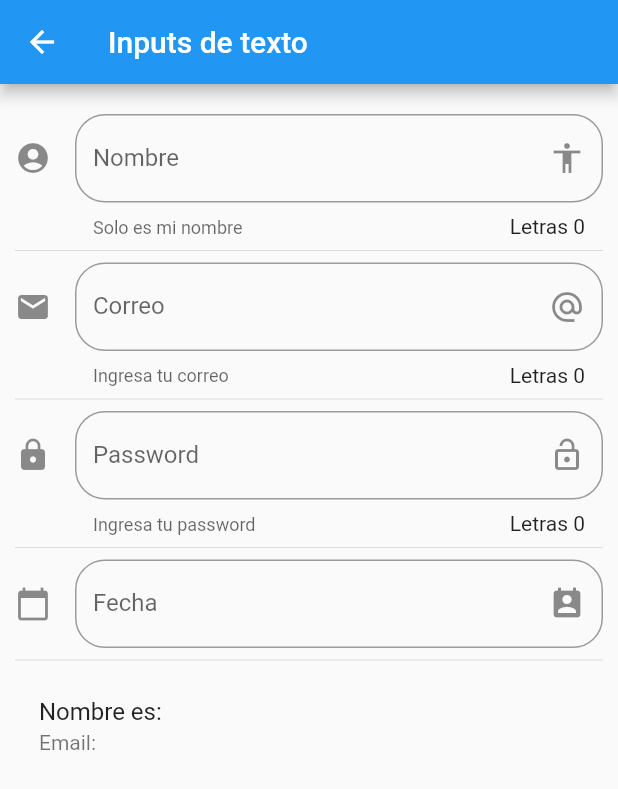
After one commit to Jorgelg13/Componentes, a Flutter app: the screen it shows after launch, after a tap on "Inputs - Container", on a phone screen of 412 x 824 dp. The commit adds this screen. Shown: the top 789 px of the screen. Run offline on Flutter 3.47's test engine with Material 2 defaults, Android fonts, the phone set to English and light mode, and no system bars; network calls fail.

Commit message:
agregando formulario con inputs

```diff
--- a/data/menu.json
+++ b/data/menu.json
@@ -15,6 +15,16 @@
             "ruta" : "card",
             "icon" : "folder_open",
             "texto": "Cards - Tarjetas"
+        },
+        {
+            "ruta" : "animatedContainer",
+            "icon" : "donut_large",
+            "texto": "Animated - Container"
+        },
+        {
+            "ruta" : "inputs",
+            "icon" : "input",
+            "texto": "Inputs - Container"
         }
     ]
 }
--- a/lib/main.dart
+++ b/lib/main.dart
@@ -1,4 +1,5 @@
 import 'package:flutter/material.dart';
+import 'package:flutter_localizations/flutter_localizations.dart';
 //import 'package:componentes/src/pages/home_page.dart';
 import 'package:componentes/src/pages/alert_page.dart';
 //import 'package:componentes/src/pages/avatar.dart';
@@ -10,16 +11,27 @@ class MyApp extends StatelessWidget {
   @override
   Widget build(BuildContext context) {
     return MaterialApp(
+      localizationsDelegates: [
+        // ... app-specific localization delegate[s] here
+        GlobalMaterialLocalizations.delegate,
+        GlobalWidgetsLocalizations.delegate,
+      ],
+      supportedLocales: [
+        const Locale('en','US'), // English
+        const Locale('es','ES'), // Español
+        const Locale.fromSubtags(
+            languageCode: 'zh'), // Chinese *See Advanced Locales below*
+        // ... other locales the app supports
+      ],
       debugShowCheckedModeBanner: false,
       title: 'Material App',
       //home: HomePage(),
       initialRoute: '/',
       routes: getApplicationsRoutes(),
-      onGenerateRoute: (RouteSettings settings){
-         return MaterialPageRoute(
-           builder: (BuildContext context) => AlertPage()
-         );
-      } ,
+      onGenerateRoute: (RouteSettings settings) {
+        return MaterialPageRoute(
+            builder: (BuildContext context) => AlertPage());
+      },
     );
   }
 }
--- /dev/null
+++ b/lib/src/pages/input_page.dart
@@ -0,0 +1,136 @@
+import 'package:flutter/material.dart';
+
+class InputPage extends StatefulWidget {
+  @override
+  _InputPageState createState() => _InputPageState();
+}
+
+class _InputPageState extends State<InputPage> {
+
+  String _nombre = "";
+  String _email = "";
+  String _fecha ="";
+  TextEditingController _inputFieldDate = new TextEditingController();
+
+  @override
+  Widget build(BuildContext context) {
+    return Scaffold(
+      appBar: AppBar(
+        title: Text('Inputs de texto'),
+      ),
+      body: ListView(
+        padding: EdgeInsets.symmetric(horizontal: 10.0, vertical: 20.0),
+        children: <Widget>[
+          _crearInput(),
+          Divider(),
+          _crearEmail(),
+          Divider(),
+          _crearePassword(),
+          Divider(),
+          _crearFecha(context),
+          Divider(),
+          _crearPersona(),
+        ],
+      ),
+    );
+  }
+
+  _crearInput() {
+    return TextField(
+      //autofocus: true,
+      textCapitalization: TextCapitalization.sentences,
+      decoration: InputDecoration(
+          border: OutlineInputBorder(borderRadius: BorderRadius.circular(20.0)),
+          counter: Text('Letras ${_nombre.length}'),
+          hintText: 'Nombre de la persona',
+          labelText: 'Nombre',
+          helperText: 'Solo es mi nombre',
+          suffixIcon: Icon(Icons.accessibility),
+          icon: Icon(Icons.account_circle)),
+      onChanged: (valor) {
+        setState(() {
+          _nombre = valor;
+        });
+      },
+    );
+  }
+
+  Widget _crearEmail() {
+    return TextField(
+      keyboardType: TextInputType.emailAddress,
+      decoration: InputDecoration(
+          border: OutlineInputBorder(borderRadius: BorderRadius.circular(20.0)),
+          counter: Text('Letras ${_nombre.length}'),
+          hintText: 'Correo Electronico',
+          labelText: 'Correo',
+          helperText: 'Ingresa tu correo',
+          suffixIcon: Icon(Icons.alternate_email),
+          icon: Icon(Icons.email)),
+      onChanged: (valor) {
+        setState(() {
+          _email = valor;
+        });
+      },
+    );
+  }
+
+  Widget _crearPersona() {
+    return ListTile(
+      title: Text('Nombre es: $_nombre'),
+      subtitle: Text('Email: $_email'),
+    );
+  }
+
+  Widget _crearePassword() {
+    return TextField(
+      obscureText: true,
+      decoration: InputDecoration(
+          border: OutlineInputBorder(borderRadius: BorderRadius.circular(20.0)),
+          counter: Text('Letras ${_nombre.length}'),
+          hintText: 'Password',
+          labelText: 'Password',
+          helperText: 'Ingresa tu password',
+          suffixIcon: Icon(Icons.lock_open),
+          icon: Icon(Icons.lock)),
+      onChanged: (valor) {
+        setState(() {
+          _email = valor;
+        });
+      },
+    );
+  }
+
+ Widget _crearFecha(BuildContext context) {
+    return TextField(
+      enableInteractiveSelection: false,
+      controller: _inputFieldDate,
+      decoration: InputDecoration(
+          border: OutlineInputBorder(borderRadius: BorderRadius.circular(20.0)),
+          hintText: 'Fecha de nacimiento',
+          labelText: 'Fecha',
+          suffixIcon: Icon(Icons.perm_contact_calendar),
+          icon: Icon(Icons.calendar_today)),
+          onTap: (){
+            FocusScope.of(context).requestFocus(new FocusNode());
+            _selectDate(context);
+          },
+    );
+  }
+
+  _selectDate(BuildContext context) async{
+    DateTime picked = await showDatePicker(
+      context: context,
+      initialDate: new DateTime.now(),
+      firstDate: new DateTime(2018),
+      lastDate: new DateTime(2025),
+      locale: Locale('es', 'ES')
+    );
+
+    if(picked != null){
+      setState(() {
+        _fecha = picked.toString();
+        _inputFieldDate.text = _fecha;
+      });
+    }
+  }
+}
--- a/lib/src/routes/routes.dart
+++ b/lib/src/routes/routes.dart
@@ -1,8 +1,10 @@
+import 'package:componentes/src/pages/input_page.dart';
 import 'package:flutter/material.dart';
 import 'package:componentes/src/pages/alert_page.dart';
 import 'package:componentes/src/pages/avatar.dart';
 import 'package:componentes/src/pages/home_page.dart';
 import 'package:componentes/src/pages/card_page.dart';
+import 'package:componentes/src/pages/animated_page.dart';
 
 
 Map<String, WidgetBuilder> getApplicationsRoutes(){
@@ -11,5 +13,7 @@ Map<String, WidgetBuilder> getApplicationsRoutes(){
           'alert' : (BuildContext context) => AlertPage(),
           'avatar' : (BuildContext context) => AvatarPage(),
           'card':(BuildContext context) => CardPage(),
+          'animatedContainer': (BuildContext context) => AnimatedContainerPage(),
+          'inputs': (BuildContext context) => InputPage(),
   };
 }
--- a/lib/src/utils/icono_util.dart
+++ b/lib/src/utils/icono_util.dart
@@ -4,6 +4,8 @@ final _icons = <String , IconData> {
   'add_alert': Icons.add_alert,
   'accessibility': Icons.accessibility,
   'folder_open': Icons.folder_open,
+  'donut_large': Icons.donut_large,
+  'input': Icons.input,
 };
 
 Icon getIcon(String nombreIcono){
--- a/pubspec.yaml
+++ b/pubspec.yaml
@@ -18,6 +18,8 @@ environment:
 
 dependencies:
   flutter:
+    sdk: flutter
+  flutter_localizations:
     sdk: flutter
 
   # The following adds the Cupertino Icons font to your application.
```
Also changed, not shown: lib/src/pages/alert_page.dart (+4 -3 lines), lib/src/pages/animated_page.dart (added, +52 -0 lines), lib/src/pages/avatar.dart (+22 -0 lines), pubspec.lock.
